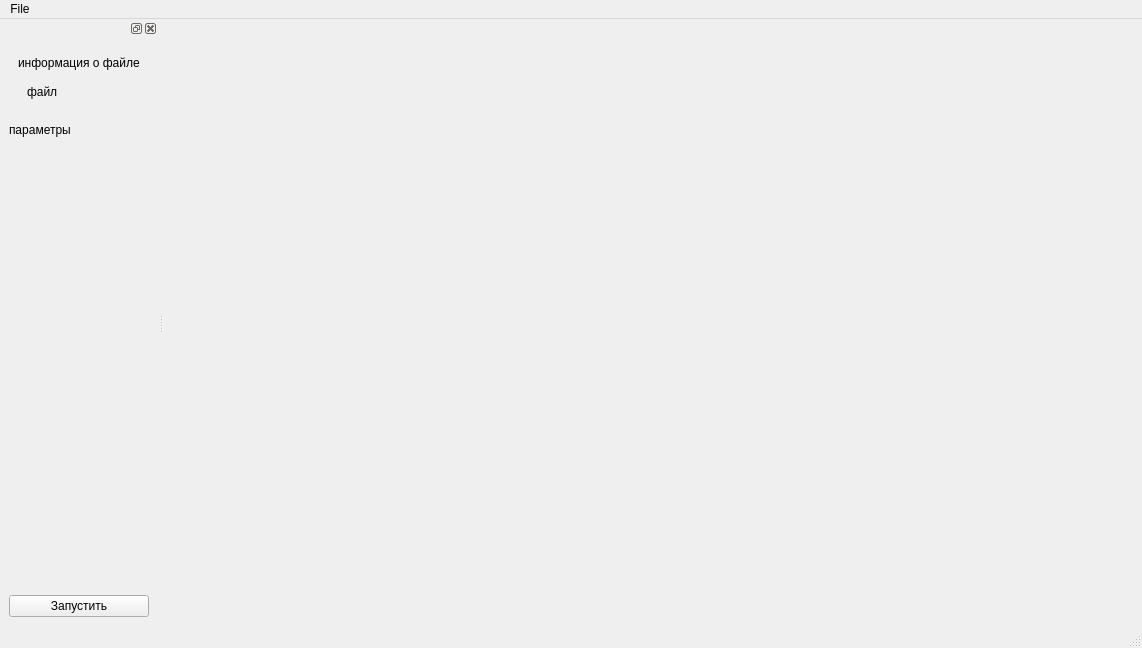
The window that src/widgets/mainwindow.ui (BigCubeCat/SpectralToolbox) describes before a commit, drawn with Qt 5.
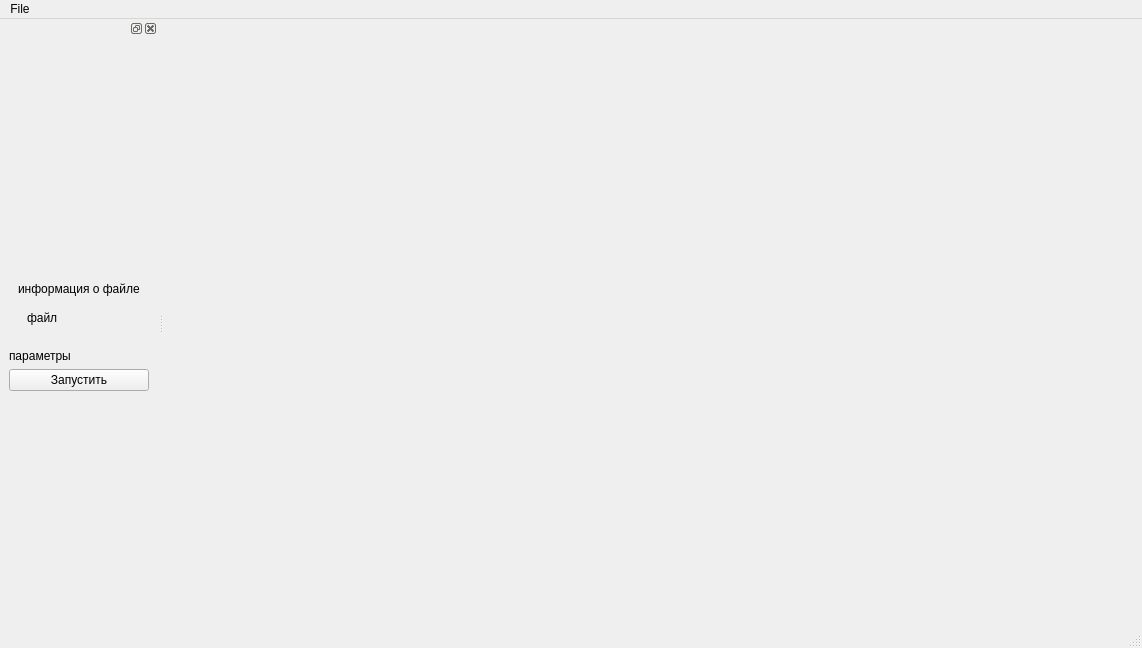
The same window after the commit.

Patch:
```diff
--- a/src/widgets/mainwindow.ui
+++ b/src/widgets/mainwindow.ui
@@ -114,7 +114,7 @@
         </widget>
        </item>
        <item>
-        <widget class="QWidget" name="widget" native="true"/>
+        <layout class="QVBoxLayout" name="paramLayout"/>
        </item>
        <item>
         <widget class="QPushButton" name="pushButton">
```
